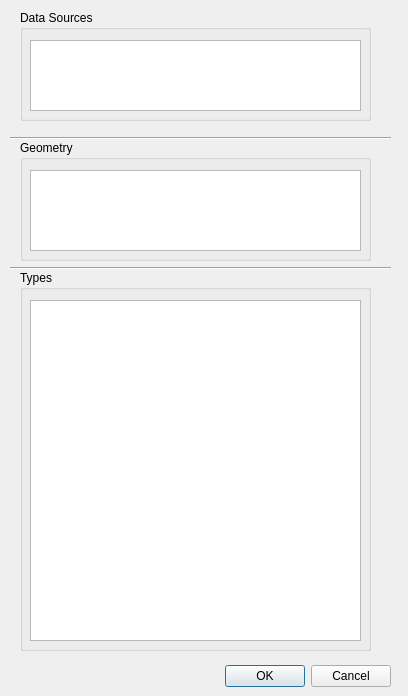
This is UVITool/UVITool_dialog_base.ui in nagyistge/DGConnect as Qt 5 draws it before an edit. The edited form follows.
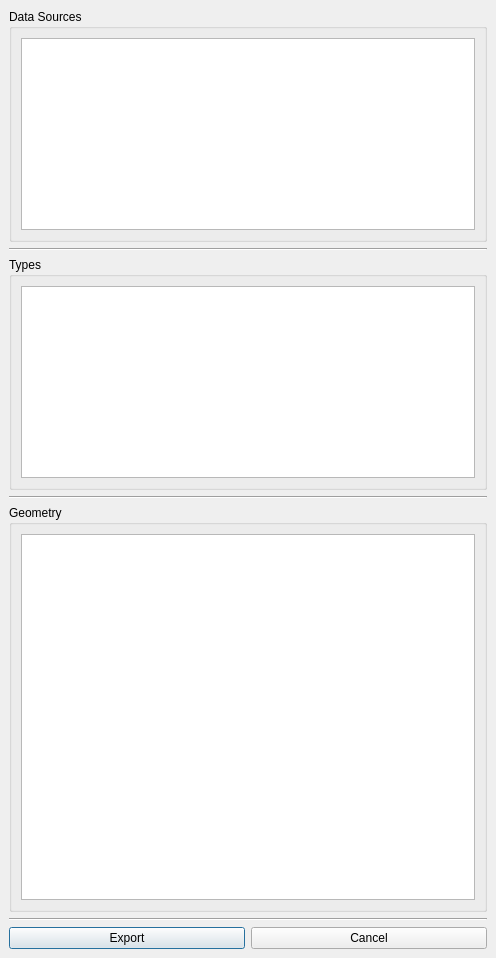
This is the edited form.

```diff
--- a/UVITool/UVITool_dialog_base.ui
+++ b/UVITool/UVITool_dialog_base.ui
@@ -1,152 +1,187 @@
 <?xml version="1.0" encoding="UTF-8"?>
 <ui version="4.0">
- <class>UVIToolDialogBase</class>
- <widget class="QDialog" name="UVIToolDialogBase">
+ <class>DockWidget</class>
+ <widget class="QDockWidget" name="DockWidget">
   <property name="geometry">
    <rect>
     <x>0</x>
     <y>0</y>
-    <width>408</width>
-    <height>696</height>
+    <width>496</width>
+    <height>958</height>
    </rect>
   </property>
+  <property name="sizePolicy">
+   <sizepolicy hsizetype="Expanding" vsizetype="Expanding">
+    <horstretch>0</horstretch>
+    <verstretch>0</verstretch>
+   </sizepolicy>
+  </property>
   <property name="windowTitle">
    <string>UVITool</string>
   </property>
-  <widget class="QDialogButtonBox" name="button_box">
-   <property name="geometry">
-    <rect>
-     <x>50</x>
-     <y>660</y>
-     <width>341</width>
-     <height>32</height>
-    </rect>
+  <widget class="QWidget" name="dockWidgetContents">
+   <property name="sizePolicy">
+    <sizepolicy hsizetype="Expanding" vsizetype="Preferred">
+     <horstretch>0</horstretch>
+     <verstretch>0</verstretch>
+    </sizepolicy>
    </property>
-   <property name="orientation">
-    <enum>Qt::Horizontal</enum>
-   </property>
-   <property name="standardButtons">
-    <set>QDialogButtonBox::Cancel|QDialogButtonBox::Ok</set>
-   </property>
-  </widget>
+   <layout class="QGridLayout" name="gridLayout">
+    <item row="0" column="0">
+     <layout class="QVBoxLayout" name="verticalLayout">
+      <property name="sizeConstraint">
+       <enum>QLayout::SetNoConstraint</enum>
+      </property>
+      <item>
   <widget class="QGroupBox" name="data_source_group_box">
-   <property name="geometry">
-    <rect>
-     <x>20</x>
-     <y>10</y>
-     <width>351</width>
-     <height>111</height>
-    </rect>
-   </property>
    <property name="sizePolicy">
-    <sizepolicy hsizetype="Preferred" vsizetype="Preferred">
+         <sizepolicy hsizetype="Expanding" vsizetype="Preferred">
      <horstretch>0</horstretch>
      <verstretch>0</verstretch>
     </sizepolicy>
    </property>
+        <property name="minimumSize">
+         <size>
+          <width>0</width>
+          <height>0</height>
+         </size>
+        </property>
+        <property name="sizeIncrement">
+         <size>
+          <width>1</width>
+          <height>1</height>
+         </size>
+        </property>
    <property name="title">
     <string>Data Sources</string>
    </property>
+        <layout class="QGridLayout" name="gridLayout_2">
+         <item row="0" column="0">
    <widget class="QListView" name="data_sources_list_view">
-    <property name="geometry">
-     <rect>
-      <x>10</x>
-      <y>30</y>
-      <width>331</width>
-      <height>71</height>
-     </rect>
-    </property>
     <property name="sizePolicy">
-     <sizepolicy hsizetype="Preferred" vsizetype="Expanding">
+            <sizepolicy hsizetype="Expanding" vsizetype="Preferred">
       <horstretch>0</horstretch>
       <verstretch>0</verstretch>
      </sizepolicy>
     </property>
    </widget>
-  </widget>
+         </item>
+        </layout>
+       </widget>
+      </item>
+      <item>
   <widget class="Line" name="line">
-   <property name="geometry">
-    <rect>
-     <x>10</x>
-     <y>130</y>
-     <width>381</width>
-     <height>16</height>
-    </rect>
-   </property>
-   <property name="orientation">
-    <enum>Qt::Horizontal</enum>
-   </property>
-  </widget>
-  <widget class="QGroupBox" name="geometry_group_box">
-   <property name="geometry">
-    <rect>
-     <x>20</x>
-     <y>140</y>
-     <width>351</width>
-     <height>121</height>
-    </rect>
-   </property>
-   <property name="title">
-    <string>Geometry</string>
-   </property>
-   <widget class="QListView" name="geometry_list_view">
-    <property name="geometry">
-     <rect>
-      <x>10</x>
-      <y>30</y>
-      <width>331</width>
-      <height>81</height>
-     </rect>
-    </property>
     <property name="sizePolicy">
-     <sizepolicy hsizetype="Fixed" vsizetype="Expanding">
+         <sizepolicy hsizetype="Expanding" vsizetype="Fixed">
       <horstretch>0</horstretch>
       <verstretch>0</verstretch>
      </sizepolicy>
     </property>
-   </widget>
-  </widget>
-  <widget class="Line" name="line_2">
-   <property name="geometry">
-    <rect>
-     <x>10</x>
-     <y>260</y>
-     <width>381</width>
-     <height>16</height>
-    </rect>
-   </property>
    <property name="orientation">
     <enum>Qt::Horizontal</enum>
    </property>
   </widget>
+      </item>
+      <item>
   <widget class="QGroupBox" name="types_group_box">
-   <property name="geometry">
-    <rect>
-     <x>20</x>
-     <y>270</y>
-     <width>351</width>
-     <height>381</height>
-    </rect>
-   </property>
    <property name="sizePolicy">
-    <sizepolicy hsizetype="Maximum" vsizetype="Expanding">
+         <sizepolicy hsizetype="Expanding" vsizetype="Preferred">
      <horstretch>0</horstretch>
      <verstretch>0</verstretch>
     </sizepolicy>
    </property>
+        <property name="minimumSize">
+         <size>
+          <width>0</width>
+          <height>0</height>
+         </size>
+        </property>
    <property name="title">
     <string>Types</string>
    </property>
+        <layout class="QGridLayout" name="gridLayout_3">
+         <item row="0" column="0">
    <widget class="QListView" name="types_list_view">
-    <property name="geometry">
-     <rect>
-      <x>10</x>
-      <y>30</y>
-      <width>331</width>
-      <height>341</height>
-     </rect>
-    </property>
-   </widget>
+           <property name="sizePolicy">
+            <sizepolicy hsizetype="Expanding" vsizetype="Preferred">
+             <horstretch>0</horstretch>
+             <verstretch>0</verstretch>
+            </sizepolicy>
+           </property>
+          </widget>
+         </item>
+        </layout>
+       </widget>
+      </item>
+      <item>
+       <widget class="Line" name="line_2">
+        <property name="sizePolicy">
+         <sizepolicy hsizetype="Expanding" vsizetype="Fixed">
+          <horstretch>0</horstretch>
+          <verstretch>0</verstretch>
+         </sizepolicy>
+        </property>
+        <property name="orientation">
+         <enum>Qt::Horizontal</enum>
+        </property>
+       </widget>
+      </item>
+      <item>
+       <widget class="QGroupBox" name="geometry_group_box">
+        <property name="sizePolicy">
+         <sizepolicy hsizetype="Expanding" vsizetype="Expanding">
+          <horstretch>0</horstretch>
+          <verstretch>0</verstretch>
+         </sizepolicy>
+        </property>
+        <property name="title">
+         <string>Geometry</string>
+        </property>
+        <layout class="QGridLayout" name="gridLayout_4">
+         <item row="0" column="0">
+          <widget class="QListView" name="geometry_list_view">
+           <property name="sizePolicy">
+            <sizepolicy hsizetype="Expanding" vsizetype="Expanding">
+             <horstretch>0</horstretch>
+             <verstretch>0</verstretch>
+            </sizepolicy>
+           </property>
+          </widget>
+         </item>
+        </layout>
+       </widget>
+      </item>
+      <item>
+       <widget class="Line" name="line_3">
+        <property name="orientation">
+         <enum>Qt::Horizontal</enum>
+        </property>
+       </widget>
+      </item>
+      <item>
+       <layout class="QHBoxLayout" name="button_layout">
+        <item>
+         <widget class="QPushButton" name="export_button">
+          <property name="text">
+           <string>Export</string>
+          </property>
+          <property name="default">
+           <bool>true</bool>
+          </property>
+         </widget>
+        </item>
+        <item>
+         <widget class="QPushButton" name="cancel_button">
+          <property name="text">
+           <string>Cancel</string>
+          </property>
+         </widget>
+        </item>
+       </layout>
+      </item>
+     </layout>
+    </item>
+   </layout>
   </widget>
  </widget>
  <resources/>
```
Left out of the diff: 35 changed lines with no effect on the pictures. Lines whose indentation alone changed are shown as unchanged.
